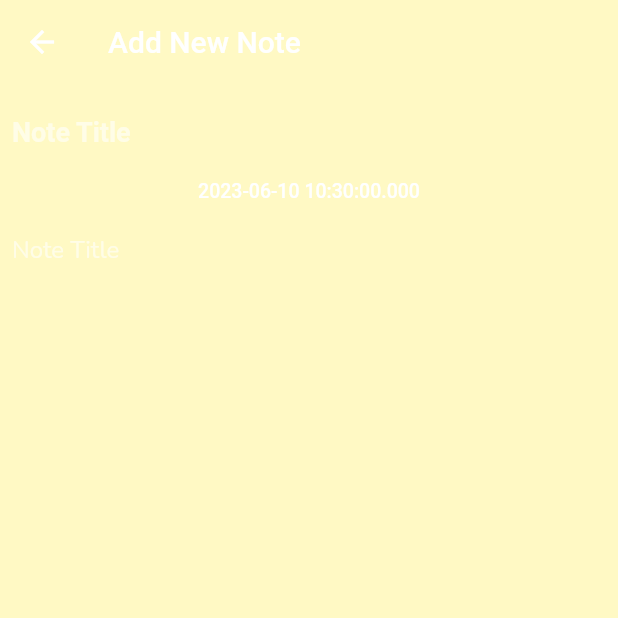
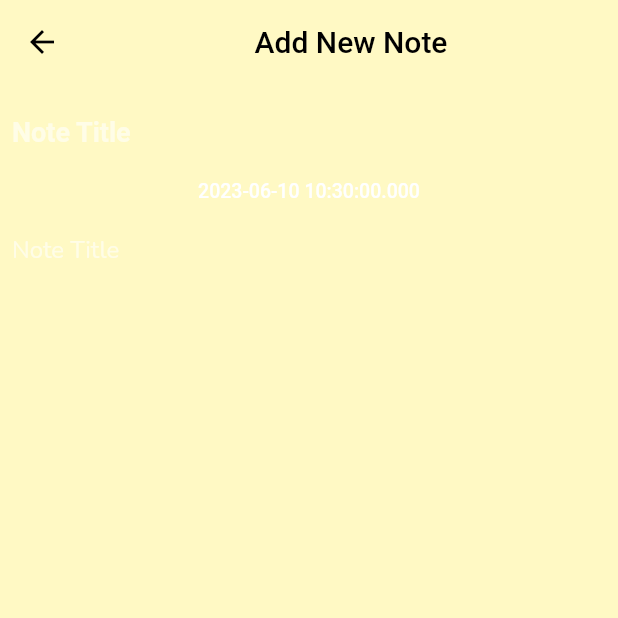
Before and after one commit to sayedanbia1/NoteAppwithFirebase, a Flutter app: the NoteEditorScreen screen opened directly, on a phone screen of 412 x 824 dp, the top half of it. Run offline on Flutter 3.47's test engine with Material 2 defaults, Android fonts, the phone set to English and light mode, and no system bars; our stand-ins replace cloud_firestore, firebase_core, google_fonts; accounts and stored records are empty.

Commit message:
change colors from text and iconthemedata from note_editor file

```diff
--- a/lib/screens/note_editor.dart
+++ b/lib/screens/note_editor.dart
@@ -23,7 +23,11 @@ class _NoteEditorScreenState extends State<NoteEditorScreen> {
         appBar: AppBar(
         backgroundColor:appstyle.cardscolor[color_id],
         elevation: 0.0,
-          title: Text("Add New Note"),
+          iconTheme: IconThemeData(color: Colors.black),
+          title: Center(
+            child: Text("Add New Note",
+              style: TextStyle(color: Colors.black),),
+          ),
       ),
         body: Padding(
           padding: const EdgeInsets.all(8.0),
```
